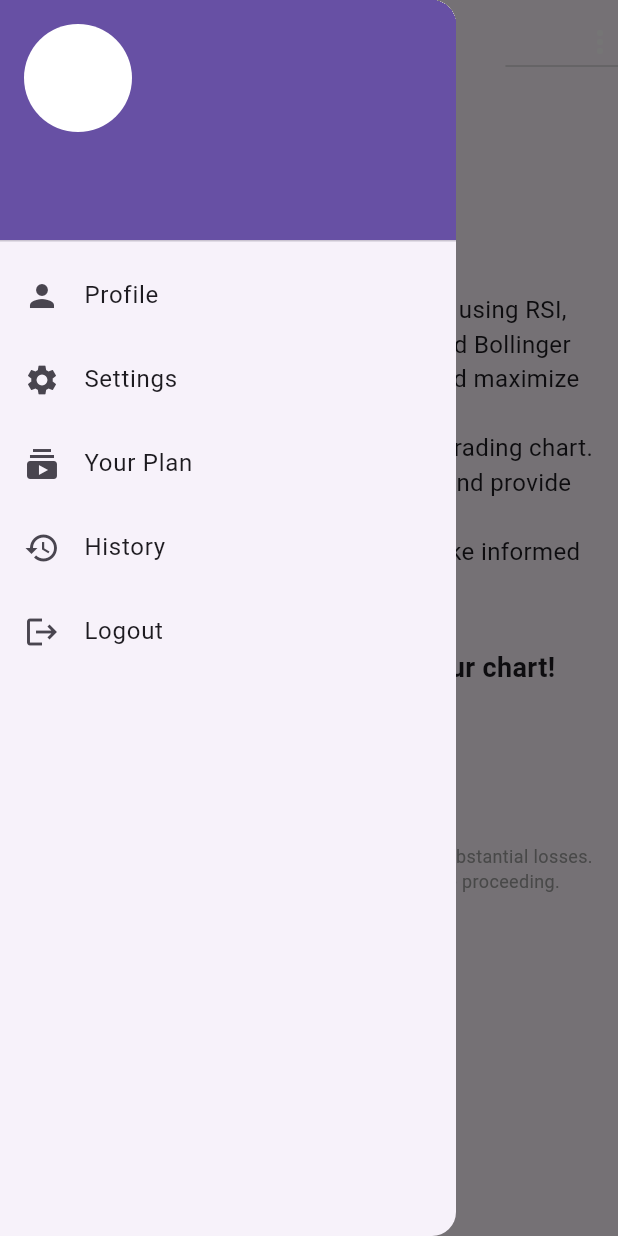
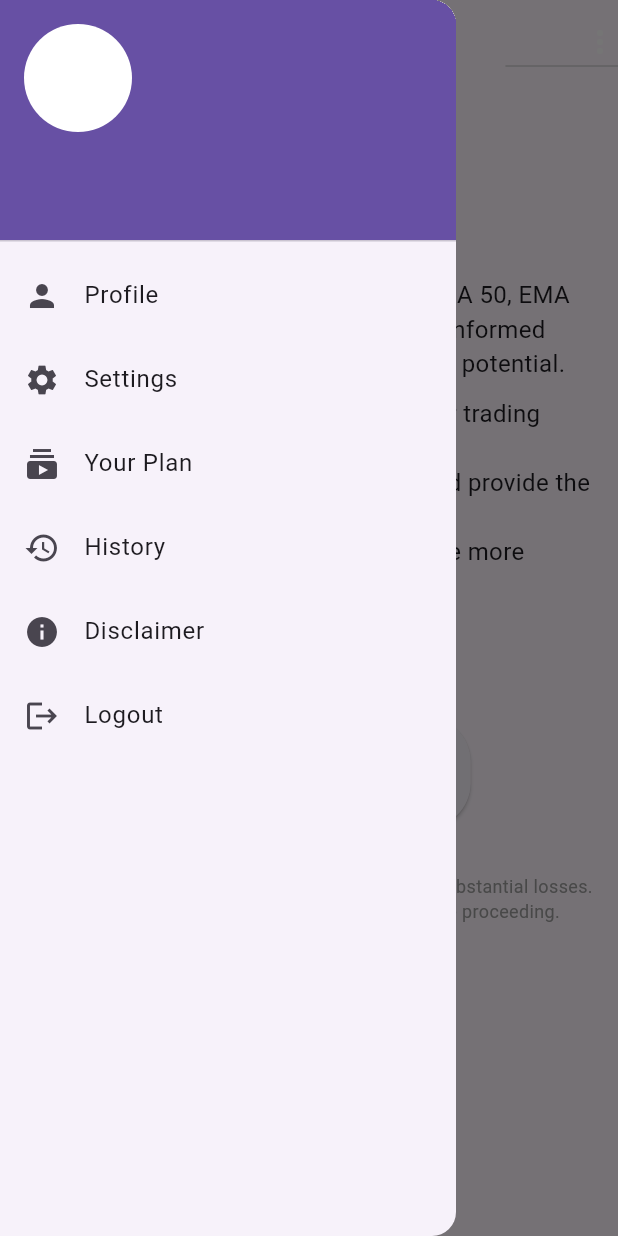
Before and after one commit to tradingapp-ai-beat/dividendbro, a Flutter app: the ImageSelectionScreen screen opened directly with empty values, with the side drawer open, on a phone screen of 412 x 824 dp. Run offline on Flutter 3.47's test engine with Material 3 defaults, Android fonts, the phone set to English and light mode, and no system bars; our stand-ins replace cloud_firestore, firebase_auth, firebase_core, firebase_storage, flutter_svg, image_picker; accounts and stored records are empty; network calls fail.

Commit message:
disclaimer added and 1 day cancel subscription

```diff
--- a/lib/main.dart
+++ b/lib/main.dart
@@ -24,7 +24,7 @@ class MyApp extends StatelessWidget {
         ChangeNotifierProvider(create: (_) => UserProvider()),
       ],
       child: MaterialApp(
-        title: 'Trading Advice App',
+        title: 'dividendBeat',
         theme: ThemeData(
           primarySwatch: Colors.blue,
         ),
--- a/lib/screens/chatgpt_response_screen.dart
+++ b/lib/screens/chatgpt_response_screen.dart
@@ -166,10 +166,10 @@ class _ChatGPTResponseScreenState extends State<ChatGPTResponseScreen> {
             onPressed: () => _showUploadOptions(context),
             icon: SvgPicture.asset(
               'assets/beat.svg',
-              height: 30,
-              width: 30,
+              height: 50,
+              width: 50,
             ),
-            label: Text('Select Image'),
+            label: Text('Select your Chart'),
             style: ElevatedButton.styleFrom(
               padding: EdgeInsets.symmetric(horizontal: 24.0, vertical: 12.0),
               shape: RoundedRectangleBorder(
--- a/lib/screens/choose_plan_screen.dart
+++ b/lib/screens/choose_plan_screen.dart
@@ -90,21 +90,21 @@ class _ChoosePlanScreenState extends State<ChoosePlanScreen> {
         _buildSubscriptionCard(
           title: 'Beat 1',
           price: '9.99€ / month',
-          description: 'Choose 1 Beat time frame',
+          description: 'Choose 1 Beat timeframe',
           subscriptionType: 1,
           maxSelections: 1,
         ),
         _buildSubscriptionCard(
           title: 'Beat 2',
           price: '19.99€ / month',
-          description: 'Choose 2 Beats time frames',
+          description: 'Choose 3 Beats timeframes',
           subscriptionType: 2,
           maxSelections: 3,
         ),
         _buildSubscriptionCard(
           title: 'Beat 3',
           price: '49.99€ / month',
-          description: 'Unlimited Beats time frames',
+          description: 'Unlimited Beats timeframes',
           subscriptionType: 3,
           maxSelections: 8,
         ),
--- a/lib/screens/image_selection_screen.dart
+++ b/lib/screens/image_selection_screen.dart
@@ -83,6 +83,7 @@ class _ImageSelectionScreenState extends State<ImageSelectionScreen> {
               Navigator.of(context).pop();
             },
           ),
+
           ListTile(
             leading: Icon(Icons.camera_alt),
             title: Text('Capture Image'),
@@ -91,6 +92,7 @@ class _ImageSelectionScreenState extends State<ImageSelectionScreen> {
               Navigator.of(context).pop();
             },
           ),
+
         ],
       ),
     );
@@ -124,7 +126,7 @@ class _ImageSelectionScreenState extends State<ImageSelectionScreen> {
                       style: TextStyle(fontSize: 24.0, fontWeight: FontWeight.bold),
                       textAlign: TextAlign.center,
                     ),
-                    SizedBox(height: 30),
+                    SizedBox(height: 20),
                     Text(
                       'Instructions',
                       style: TextStyle(fontSize: 20.0, fontWeight: FontWeight.bold),
@@ -132,16 +134,21 @@ class _ImageSelectionScreenState extends State<ImageSelectionScreen> {
                     ),
                     SizedBox(height: 10),
                     Text(
-                      'PRO Tip - dividendBeat recommends using RSI, MACD, EMA 20, EMA 50, EMA 200 and Bollinger Bands to make informed decisions and maximize your trading potential\n'
-                          '1. Capture or upload an image of your trading chart.\n'
-                          '2. Our system will analyze the chart and provide insights.\n'
-                          '3. Follow the given instructions to make informed trading decisions.',
+                      'PRO Tip: Use RSI, MACD, EMA 20, EMA 50, EMA 200, and Bollinger Bands to make informed decisions and maximize your trading potential.',
                       style: TextStyle(fontSize: 16.0),
                       textAlign: TextAlign.center,
                     ),
+                    SizedBox(height: 10),
+                    Text(
+                      '1. Capture and upload an image of your trading chart.\n'
+                          '2. Our system will analyze the chart and provide the best trading insights.\n'
+                          '3. Follow the given instructions to make more informed trading decisions.',
+                      style: TextStyle(fontSize: 16.0),
+                      textAlign: TextAlign.left,
+                    ),
                     SizedBox(height: 30),
                     Text(
-                      'Now, let\'s start by uploading your chart!',
+                      'Now, let\'s start!',
                       style: TextStyle(fontSize: 18.0, fontWeight: FontWeight.bold),
                       textAlign: TextAlign.center,
                     ),
@@ -150,10 +157,10 @@ class _ImageSelectionScreenState extends State<ImageSelectionScreen> {
                       onPressed: () => _showUploadOptions(context),
                       icon: SvgPicture.asset(
                         'assets/beat.svg',
-                        height: 30,
-                        width: 30,
+                        height: 50,
+                        width: 50,
                       ),
-                      label: Text('Select Image'),
+                      label: Text('Select your Chart'),
                       style: ElevatedButton.styleFrom(
                         padding: EdgeInsets.symmetric(horizontal: 24.0, vertical: 12.0),
                         shape: RoundedRectangleBorder(
--- a/lib/screens/plan_screen.dart
+++ b/lib/screens/plan_screen.dart
@@ -107,7 +107,7 @@ class PlanScreen extends StatelessWidget {
       child: Padding(
         padding: EdgeInsets.all(16.0),
         child: Text(
-          'Your plan was canceled and will be active until ${userProvider.user.cancellationDate!.add(Duration(days: 30)).toLocal().toString().split(' ')[0]}',
+          'Your plan was canceled and will be active until ${userProvider.user.cancellationDate!.add(Duration(days: 1)).toLocal().toString().split(' ')[0]}',
           style: TextStyle(
             fontFamily: 'RobotoMono',
             fontSize: 16,
--- a/lib/screens/sign_in_screen.dart
+++ b/lib/screens/sign_in_screen.dart
@@ -147,7 +147,7 @@ class _SignInScreenState extends State<SignInScreen> {
                     ),
                     SizedBox(height: 20),
                     Text(
-                      'Welcome!  ...dividendBeat AI is on the House!',
+                      'dividendBeat AI is on the House!',
                       style: TextStyle(fontSize: 24.0, fontWeight: FontWeight.bold),
                       textAlign: TextAlign.center,
                     ),
--- a/lib/screens/subscription_screen.dart
+++ b/lib/screens/subscription_screen.dart
@@ -46,7 +46,7 @@ class SubscriptionScreen extends StatelessWidget {
                             },
                           ),
                           ListTile(
-                            title: Text('Beat 3 - 29.99€ / month'),
+                            title: Text('Beat 3 - 49.99€ / month'),
                             onTap: () {
                               _choosePlan(context, 3, ['1m', '5m', '15m', '30m', '1h', '4h', '1d', '1w']);
                             },
--- a/lib/widgets/app_drawer.dart
+++ b/lib/widgets/app_drawer.dart
@@ -1,5 +1,6 @@
 import 'package:flutter/material.dart';
 import 'package:provider/provider.dart';
+import 'package:trading_advice_app_v2/screens/disclaimer_screen.dart';
 import '../provider/user_provider.dart';
 import '../screens/profile_screen.dart';
 import '../screens/settings_screen.dart';
@@ -69,6 +70,16 @@ class AppDrawer extends StatelessWidget {
             },
           ),
           ListTile(
+            leading: Icon(Icons.info),
+            title: Text('Disclaimer'),
+            onTap: () {
+              Navigator.push(
+                context,
+                MaterialPageRoute(builder: (context) => DisclaimerScreen()),
+              );
+            },
+          ),
+          ListTile(
             leading: Icon(Icons.logout),
             title: Text('Logout'),
             onTap: () {
```
Also changed, not shown: lib/screens/disclaimer_screen.dart (+71 -0 lines), lib/screens/signupPlans_screen.dart (+6 -6 lines).
